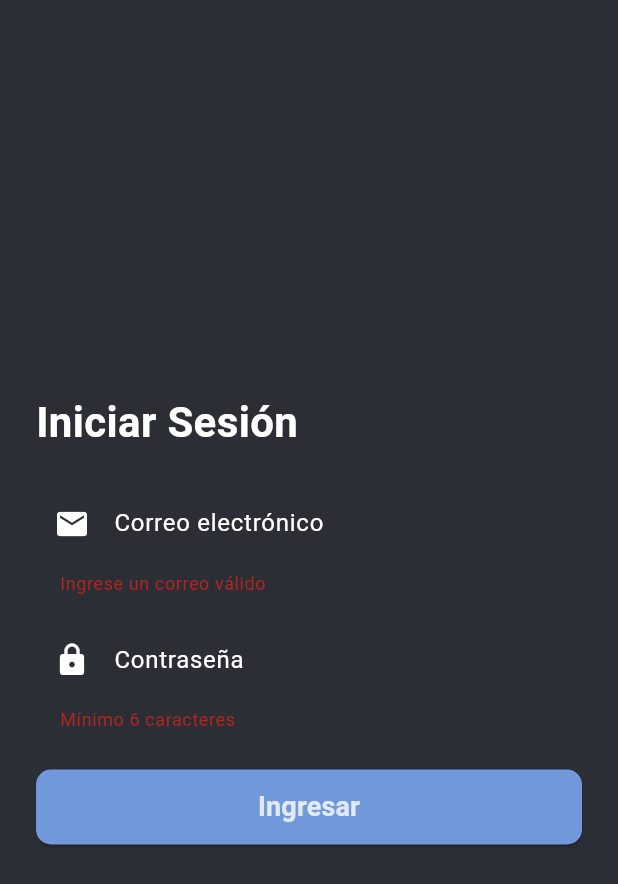
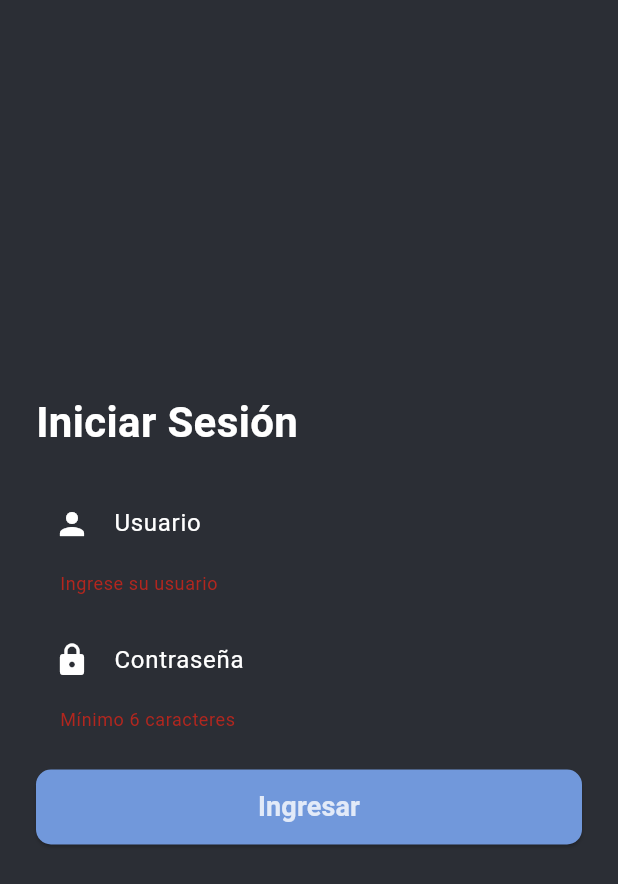
Before and after one commit to joellop/GFP-FrontEnd, a Flutter app: the screen it shows after launch, after a tap on "Ingresar", on a phone screen of 412 x 824 dp. Shown: the top 884 px of the screen. Run offline on Flutter 3.47's test engine with Material 3 defaults, Android fonts, the phone set to English and light mode, and no system bars; our stand-ins replace dio, shared_preferences.

Commit message:
consumo de service y manejo de sharedPreferences

```diff
--- /dev/null
+++ b/lib/models/respuesta_api.dart
@@ -0,0 +1,19 @@
+class RespuestaAPI<T> {
+  final T? dato;
+  final bool exito;
+  final String mensaje;
+
+  RespuestaAPI({
+    required this.dato,
+    required this.exito,
+    required this.mensaje,
+  });
+
+  factory RespuestaAPI.fromJson(Map<String, dynamic> json, T Function(Map<String, dynamic>) fromJsonT) {
+    return RespuestaAPI<T>(
+      dato: json["dato"] != null ? fromJsonT(json["dato"]) : null,
+      exito: json["exito"] ?? false,
+      mensaje: json["mensaje"] ?? "",
+    );
+  }
+}
--- /dev/null
+++ b/lib/models/usuario_modelo.dart
@@ -0,0 +1,32 @@
+class UsuarioModelo {
+  final int? id;
+  final String nombre;
+  final String contrasena;
+  final String? email;
+  final String? token;
+
+  UsuarioModelo({
+    this.id,
+    required this.nombre,
+    required this.contrasena,
+    this.email,
+    this.token,
+  });
+
+  factory UsuarioModelo.fromJson(Map<String, dynamic> json) {
+    return UsuarioModelo(
+      id: json["id"],
+      nombre: json["nombre"] ?? "",
+      contrasena: json["contrasena"] ?? "",
+      email: json["email"],
+      token: json["token"],
+    );
+  }
+
+  Map<String, dynamic> toJson() {
+    return {
+      "nombre": nombre,
+      "contrasena": contrasena,
+    };
+  }
+}
--- a/lib/screens/pantalla_inicio_sesion.dart
+++ b/lib/screens/pantalla_inicio_sesion.dart
@@ -1,29 +1,62 @@
 import 'package:flutter/material.dart';
-// import '../theme/app_colors.dart';
+import '../theme/paleta_colores.dart';
 import '../widgets/campo_texto_customizable.dart';
 import '../widgets/boton_customizable.dart';
+import '../services/autenticacion_service.dart';
+import '../models/usuario_modelo.dart';
+import '../models/respuesta_api.dart';
 import 'pantalla_inicio.dart';
 
 class PantallaIniciSesion extends StatefulWidget {
   const PantallaIniciSesion({super.key});
 
   @override
-  _LoginScreenState createState() => _LoginScreenState();
+  PantallaIniciSesionState createState() => PantallaIniciSesionState();
 }
 
-class _LoginScreenState extends State<PantallaIniciSesion> {
-  final TextEditingController _emailController = TextEditingController();
-  final TextEditingController _passwordController = TextEditingController();
+class PantallaIniciSesionState extends State<PantallaIniciSesion> {
+  final TextEditingController _nombreController = TextEditingController();
+  final TextEditingController _contrasenaController = TextEditingController();
   final GlobalKey<FormState> _formKey = GlobalKey<FormState>();
+  final AutenticacionService _apiService = AutenticacionService();
 
-  void _login() {
-    if (_formKey.currentState!.validate()) {
-      // Simulación de autenticación (reemplazar con lógica real)
-      Navigator.pushReplacement(
-        context,
+  bool _cargando = false;
+
+  Future<void> _login() async {
+    if (!_formKey.currentState!.validate()) return;
+
+    setState(() => _cargando = true);
+
+    final usuario = UsuarioModelo(
+      nombre: _nombreController.text,
+      contrasena: _contrasenaController.text,
+    );
+
+    final RespuestaAPI<UsuarioModelo> respuesta =
+        await _apiService.iniciarSesion(usuario);
+
+    if (!mounted) return;
+
+    setState(() => _cargando = false);
+
+    if (respuesta.exito && respuesta.dato != null) {
+      _guardarToken(respuesta.dato!.token ?? "");
+      Navigator.of(context).pushReplacement(
         MaterialPageRoute(builder: (context) => const PantallaInicio()),
       );
+    } else {
+      _mostrarMensaje(respuesta.mensaje);
     }
+  }
+
+  void _guardarToken(String token) async {
+    await _apiService.guardarToken(token);
+  }
+
+  void _mostrarMensaje(String mensaje) {
+    ScaffoldMessenger.of(context).showSnackBar(
+      SnackBar(content: Text(mensaje)),
+    );
   }
 
   @override
@@ -38,43 +71,34 @@ class _LoginScreenState extends State<PantallaIniciSesion> {
               mainAxisAlignment: MainAxisAlignment.center,
               crossAxisAlignment: CrossAxisAlignment.start,
               children: [
-                const Text(
-                  "Iniciar Sesión",
-                  style: TextStyle(
-                    fontSize: 28,
-                    fontWeight: FontWeight.bold,
-                  ),
-                ),
+                const Text("Iniciar Sesión",
+                    style: TextStyle(
+                      fontSize: 28,
+                      fontWeight: FontWeight.bold,
+                    )),
                 const SizedBox(height: 20),
                 CampoTextoCustomizable(
-                  controller: _emailController,
-                  hintText: "Correo electrónico",
-                  prefixIcon: Icons.email,
-                  validator: (value) {
-                    if (value == null || value.isEmpty) {
-                      return "Ingrese un correo válido";
-                    }
-                    return null;
-                  },
+                  controller: _nombreController,
+                  hintText: "Usuario",
+                  prefixIcon: Icons.person,
+                  validator: (value) =>
+                      value!.isEmpty ? "Ingrese su usuario" : null,
                 ),
                 const SizedBox(height: 15),
                 CampoTextoCustomizable(
-                  controller: _passwordController,
+                  controller: _contrasenaController,
                   hintText: "Contraseña",
                   prefixIcon: Icons.lock,
                   obscureText: true,
-                  validator: (value) {
-                    if (value == null || value.length < 6) {
-                      return "Mínimo 6 caracteres";
-                    }
-                    return null;
-                  },
+                  validator: (value) =>
+                      value!.length < 6 ? "Mínimo 6 caracteres" : null,
                 ),
                 const SizedBox(height: 25),
-                BotonCustomizable(
-                  text: "Ingresar",
-                  onPressed: _login,
-                ),
+                _cargando
+                    ? const Center(
+                        child: CircularProgressIndicator(
+                            color: ColorAplicacion.blanco))
+                    : BotonCustomizable(text: "Ingresar", onPressed: _login),
               ],
             ),
           ),
--- a/lib/screens/pantalla_presentacion.dart
+++ b/lib/screens/pantalla_presentacion.dart
@@ -6,10 +6,10 @@ class PantallaPresentacion extends StatefulWidget {
   const PantallaPresentacion({super.key});
 
   @override
-  _SplashScreenState createState() => _SplashScreenState();
+  SplashScreenState createState() => SplashScreenState();
 }
 
-class _SplashScreenState extends State<PantallaPresentacion> {
+class SplashScreenState extends State<PantallaPresentacion> {
   @override
   void initState() {
     super.initState();
--- /dev/null
+++ b/lib/services/autenticacion_service.dart
@@ -0,0 +1,53 @@
+import 'package:dio/dio.dart';
+import '../models/usuario_modelo.dart';
+import '../models/respuesta_api.dart';
+import 'package:shared_preferences/shared_preferences.dart';
+
+class AutenticacionService {
+  static const String _tokenKey = 'token';
+  final Dio _dio = Dio(
+    BaseOptions(
+      baseUrl: "http://192.168.1.59:3000/", // Cambia esto por tu URL real
+      connectTimeout: const Duration(seconds: 10),
+      receiveTimeout: const Duration(seconds: 10),
+    ),
+  );
+
+
+Future<RespuestaAPI<UsuarioModelo>> iniciarSesion(UsuarioModelo usuario) async {
+    try {
+      final response = await _dio.post(
+        "/autenticacion",
+        data: usuario.toJson(),
+      );
+      return RespuestaAPI<UsuarioModelo>.fromJson(
+        response.data,
+        (data) => UsuarioModelo.fromJson(data),
+      );
+    } on DioException catch (e) {
+      return RespuestaAPI<UsuarioModelo>(
+        dato: null,
+        exito: false,
+        mensaje: e.response?.data["mensaje"] ?? "Error en la petición",
+      );
+    }
+  }
+
+    /// Guarda el token en SharedPreferences
+  Future<void> guardarToken(String token) async {
+    final prefs = await SharedPreferences.getInstance();
+    await prefs.setString(_tokenKey, token);
+  }
+
+  /// Obtiene el token guardado, si existe
+  Future<String?> obtenerToken() async {
+    final prefs = await SharedPreferences.getInstance();
+    return prefs.getString(_tokenKey);
+  }
+
+  /// Elimina el token (Cerrar sesión)
+  Future<void> cerrarSesion() async {
+    final prefs = await SharedPreferences.getInstance();
+    await prefs.remove(_tokenKey);
+  }
+}
--- a/pubspec.yaml
+++ b/pubspec.yaml
@@ -14,6 +14,8 @@ dependencies:
 
   english_words: ^4.0.0
   provider: ^6.0.0
+  dio: ^5.8.0+1
+  shared_preferences: ^2.5.2
 
 dev_dependencies:
   flutter_test:
```
Also changed, not shown: pubspec.lock, 1 other file.
